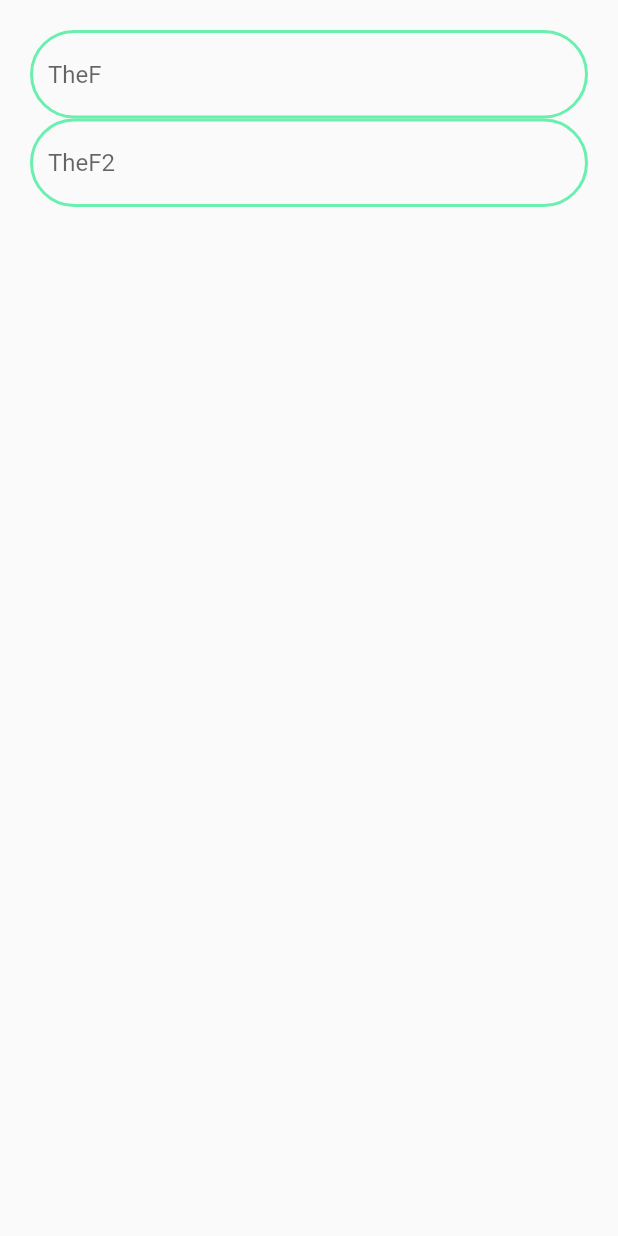
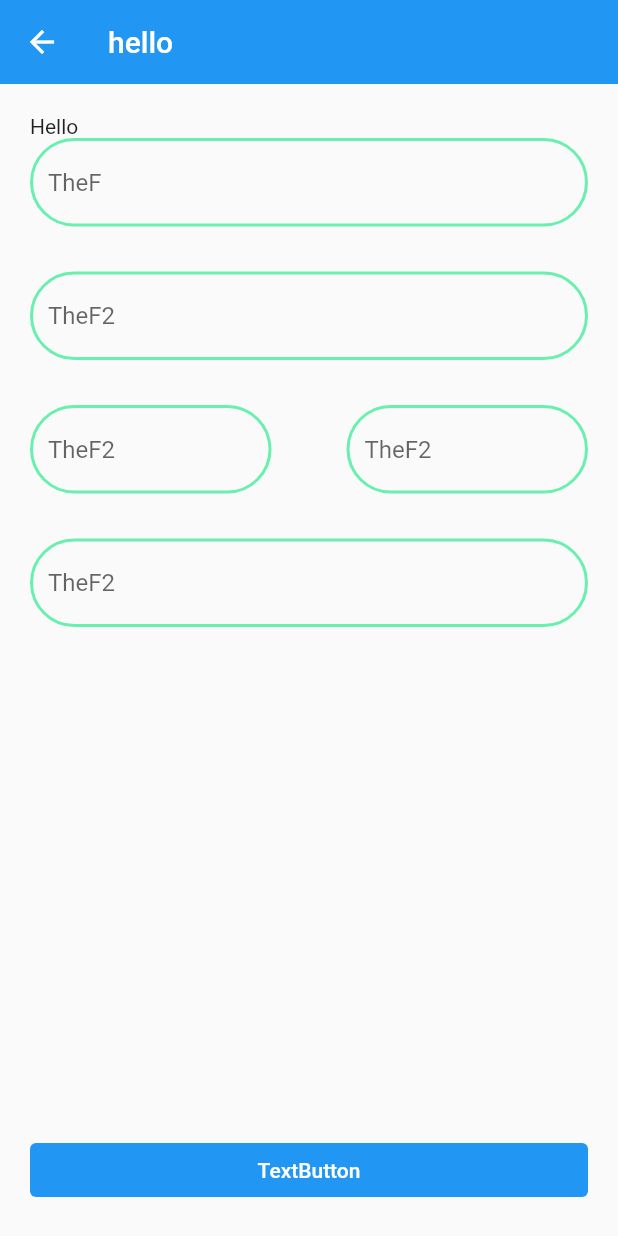
Before and after one commit to biju-borah/empowerus, a Flutter app: the screen it shows after launch, on a phone screen of 412 x 824 dp. Run offline on Flutter 3.47's test engine with Material 2 defaults, Android fonts, the light colour scheme and no system bars.

Commit message:
Added stuffs

```diff
--- a/lib/main.dart
+++ b/lib/main.dart
@@ -1,3 +1,5 @@
+import 'dart:io';
+
 import 'package:flutter/material.dart';
 
 void main() {
@@ -12,39 +14,143 @@ class MyApp extends StatelessWidget {
     return MaterialApp(
       title: 'EmpowerUS',
       home: Scaffold(
+        appBar: AppBar(
+            title: const Text('hello'),
+            backgroundColor: Colors.blue,
+            elevation: 0,
+            leading: const Icon(Icons.arrow_back)),
         body: Container(
           margin: const EdgeInsets.all(10),
           padding: const EdgeInsets.all(10),
           child: Form(
             child: Column(
-            crossAxisAlignment: CrossAxisAlignment.center,
+              crossAxisAlignment: CrossAxisAlignment.stretch,
+              mainAxisSize: MainAxisSize.max,
+              mainAxisAlignment: MainAxisAlignment.spaceBetween,
               children: [
+                const Text('Hello'),
                 TextFormField(
                   decoration: InputDecoration(
                       focusedBorder: OutlineInputBorder(
                         borderSide: const BorderSide(
-                            color: Colors.greenAccent, width: 2.0),
-                        borderRadius: BorderRadius.circular(50.0)),
+                          color: Colors.greenAccent,
+                          width: 2.0,
+                        ),
+                        borderRadius: BorderRadius.circular(50.0),
+                      ),
                       enabledBorder: OutlineInputBorder(
                         borderRadius: BorderRadius.circular(50.0),
                         borderSide: const BorderSide(
-                            color: Colors.greenAccent, width: 2.0)),
+                          color: Colors.greenAccent,
+                          width: 2.0,
+                        ),
+                      ),
                       hintText: 'TheF'),
                 ),
+                const SizedBox(height: 30),
                 TextFormField(
                   decoration: InputDecoration(
                     focusedBorder: OutlineInputBorder(
+                      borderRadius: BorderRadius.circular(50.0),
                       borderSide: const BorderSide(
-                            color: Colors.greenAccent, width: 2.0),
-                        borderRadius: BorderRadius.circular(50.0)),
+                        color: Colors.greenAccent,
+                        width: 2.0,
+                      ),
+                    ),
                     enabledBorder: OutlineInputBorder(
                       borderRadius: BorderRadius.circular(50.0),
                       borderSide: const BorderSide(
-                            color: Colors.greenAccent, width: 2.0)),
-                    hintText: 'TheF2'),
+                        color: Colors.greenAccent,
+                        width: 2.0,
+                      ),
+                    ),
+                    hintText: 'TheF2',
+                  ),
+                ),
+                const SizedBox(height: 30),
+                Row(
+                  children: [
+                    Expanded(
+                      child: TextFormField(
+                        decoration: InputDecoration(
+                          focusedBorder: OutlineInputBorder(
+                            borderRadius: BorderRadius.circular(50.0),
+                            borderSide: const BorderSide(
+                              color: Colors.greenAccent,
+                              width: 2.0,
+                            ),
+                          ),
+                          enabledBorder: OutlineInputBorder(
+                            borderRadius: BorderRadius.circular(50.0),
+                            borderSide: const BorderSide(
+                              color: Colors.greenAccent,
+                              width: 2.0,
+                            ),
+                          ),
+                          hintText: 'TheF2',
+                        ),
+                      ),
+                    ),
+                    const SizedBox(width: 50),
+                    Expanded(
+                      child: TextFormField(
+                        decoration: InputDecoration(
+                          focusedBorder: OutlineInputBorder(
+                            borderRadius: BorderRadius.circular(50.0),
+                            borderSide: const BorderSide(
+                              color: Colors.greenAccent,
+                              width: 2.0,
+                            ),
+                          ),
+                          enabledBorder: OutlineInputBorder(
+                            borderRadius: BorderRadius.circular(50.0),
+                            borderSide: const BorderSide(
+                              color: Colors.greenAccent,
+                              width: 2.0,
+                            ),
+                          ),
+                          hintText: 'TheF2',
+                        ),
+                      ),
+                    ),
+                  ],
+                ),
+                const SizedBox(height: 30),
+                TextFormField(
+                  decoration: InputDecoration(
+                    focusedBorder: OutlineInputBorder(
+                      borderRadius: BorderRadius.circular(50.0),
+                      borderSide: const BorderSide(
+                        color: Colors.greenAccent,
+                        width: 2.0,
+                      ),
+                    ),
+                    enabledBorder: OutlineInputBorder(
+                      borderRadius: BorderRadius.circular(50.0),
+                      borderSide: const BorderSide(
+                        color: Colors.greenAccent,
+                        width: 2.0,
+                      ),
+                    ),
+                    hintText: 'TheF2',
+                  ),
+                ),
+                const Spacer(),
+                TextButton(
+                  style: ButtonStyle(
+                    backgroundColor:
+                        MaterialStateProperty.all<Color>(Colors.blue),
+                    foregroundColor:
+                        MaterialStateProperty.all<Color>(Colors.white),
+                  ),
+                  onPressed: () {},
+                  child: Text('TextButton'),
                 )
               ],
-          )),
-        )));
+            ),
+          ),
+        ),
+      ),
+    );
   }
 }
```
Lines whose indentation alone changed are shown as unchanged.
